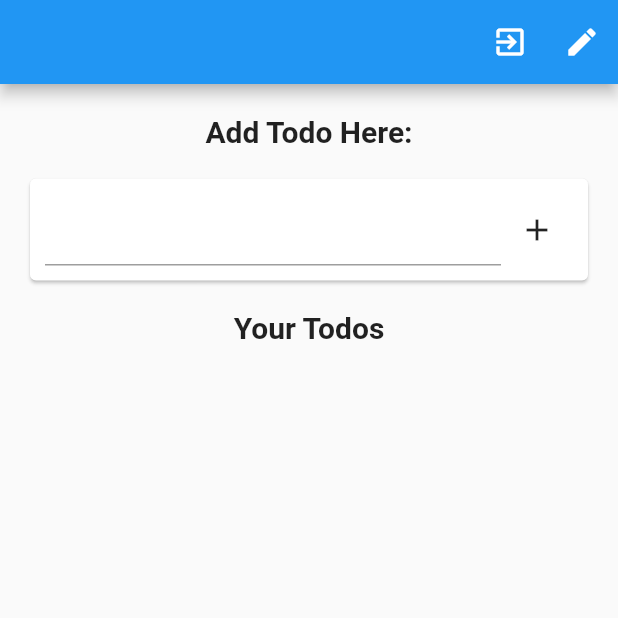
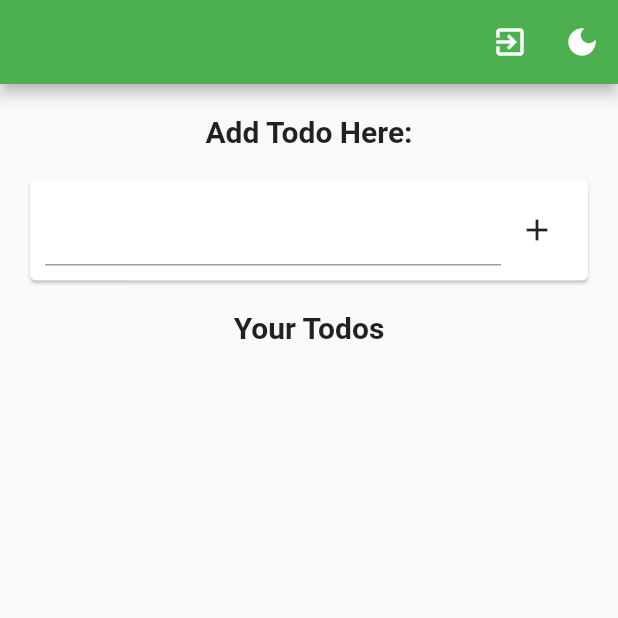
Before and after one commit to piyushn28/GetX-firebase-curd-example-with-auth, a Flutter app: the screen it shows once a user with an empty profile is signed in, on a phone screen of 412 x 824 dp, the top half of it. Run offline on Flutter 3.47's test engine with Material 2 defaults, Android fonts, the phone set to English and light mode, and no system bars; our stand-ins replace cloud_firestore, firebase_auth, firebase_core, firebase_messaging, get, get_storage and 1 more; accounts and stored records are empty.

Commit message:
Dynmaic theme added with get storage

```diff
--- a/lib/constants/firebase.dart
+++ b/lib/constants/firebase.dart
@@ -7,7 +7,6 @@ import '../controllers/auth_controller.dart';
 import 'package:google_sign_in/google_sign_in.dart';
 
 AuthController authController = AuthController.instance;
-UserController userController = UserController.instance;
 
 final Future<FirebaseApp> initialization = Firebase.initializeApp();
 FirebaseFirestore firebaseFirestore = FirebaseFirestore.instance;
--- /dev/null
+++ b/lib/constants/theme.dart
@@ -0,0 +1,25 @@
+import 'package:flutter/material.dart';
+
+class Themes {
+  static final light = ThemeData.light().copyWith(
+    backgroundColor: Colors.white,
+    primaryColor: Colors.green,
+    appBarTheme: const AppBarTheme(backgroundColor: Colors.green),
+    buttonTheme: const ButtonThemeData(
+      buttonColor: Colors.green,
+    ),
+    elevatedButtonTheme: ElevatedButtonThemeData(
+        style: ButtonStyle(
+            backgroundColor: MaterialStateProperty.all(Colors.green))),
+  );
+  static final dark = ThemeData.dark().copyWith(
+    backgroundColor: Colors.black,
+    appBarTheme: const AppBarTheme(backgroundColor: Colors.red),
+    buttonTheme: const ButtonThemeData(
+      buttonColor: Colors.red,
+    ),
+    elevatedButtonTheme: ElevatedButtonThemeData(
+        style: ButtonStyle(
+            backgroundColor: MaterialStateProperty.all(Colors.red))),
+  );
+}
--- a/lib/controllers/auth_controller.dart
+++ b/lib/controllers/auth_controller.dart
@@ -30,8 +30,8 @@ class AuthController extends GetxController {
     firebaseUser.bindStream(auth.userChanges());
     ever(firebaseUser, _setInitialScreen);
 
-    googleSignInAccount.bindStream(googleSign.onCurrentUserChanged);
-    ever(googleSignInAccount, _setInitialScreenGoogle);
+    //googleSignInAccount.bindStream(googleSign.onCurrentUserChanged);
+    //ever(googleSignInAccount, _setInitialScreenGoogle);
   }
 
   _setInitialScreen(User? user) {
@@ -83,6 +83,7 @@ class AuthController extends GetxController {
           Get.find<UserController>().user = _user;
           //Get.back();
         }
+
       }
     } catch (e) {
       Get.snackbar(
--- a/lib/controllers/user_controller.dart
+++ b/lib/controllers/user_controller.dart
@@ -2,7 +2,6 @@ import 'package:flutter_application_1/models/user.dart';
 import 'package:get/get.dart';
 
 class UserController extends GetxController {
-  static UserController instance = Get.find();
   Rx<UserModel?> _userModel = UserModel().obs;
 
   UserModel get user => _userModel.value!;
--- a/lib/main.dart
+++ b/lib/main.dart
@@ -1,14 +1,18 @@
 import 'package:flutter/material.dart';
 import 'package:flutter_application_1/controllers/todo_controller.dart';
 import 'package:flutter_application_1/controllers/user_controller.dart';
+import 'package:flutter_application_1/services/theme_service.dart';
 import 'package:flutter_application_1/shared/loading_widget.dart';
 import 'package:get/get.dart';
 import 'constants/firebase.dart';
+import 'constants/theme.dart';
 import 'controllers/auth_controller.dart';
 import 'package:async/async.dart';
+import 'package:get_storage/get_storage.dart';
 
 Future<void> main() async {
   WidgetsFlutterBinding.ensureInitialized();
+  await GetStorage.init();
   await initialization.then((value) {
     Get.put(AuthController());
     Get.put<UserController>(UserController());
@@ -20,12 +24,12 @@ class MyApp extends StatelessWidget {
   // This widget is the root of your application.
   @override
   Widget build(BuildContext context) {
-    return GetMaterialApp(
-      title: 'Flutter Demo',
-      theme: ThemeData(
-        primarySwatch: Colors.blue,
-      ),
+   return GetMaterialApp(
       home: Splash(),
+      debugShowCheckedModeBanner: false,
+     theme: Themes.light,
+     darkTheme: Themes.dark,
+     themeMode: ThemeService().theme,
     );
   }
 }
--- a/lib/pages/home_page/home_page.dart
+++ b/lib/pages/home_page/home_page.dart
@@ -16,7 +16,7 @@ class HomePage extends GetWidget<AuthController> {
   Widget build(BuildContext context) {
     return Scaffold(
       appBar: AppBar(
-        title: Obx(() => Text('${controller.user?.displayName}')),
+        title: Obx(() =>Text('${controller.user?.displayName ?? ''}') ),
         centerTitle: true,
         actions: [
           IconButton(
@@ -26,15 +26,16 @@ class HomePage extends GetWidget<AuthController> {
             },
           ),
           IconButton(
-            icon: Icon(Icons.edit),
-            onPressed: () {
-              if (Get.isDarkMode) {
-                Get.changeTheme(ThemeData.light());
-              } else {
-                Get.changeTheme(ThemeData.dark());
-              }
-            },
-          )
+              icon: Icon(
+                Icons.dark_mode ,
+              ),
+              onPressed: () {
+                if (Get.isDarkMode) {
+                  Get.changeThemeMode(ThemeMode.light);
+                } else {
+                  Get.changeThemeMode(ThemeMode.dark);
+                }
+              })
         ],
       ),
       body: Column(
@@ -100,7 +101,7 @@ class HomePage extends GetWidget<AuthController> {
                     itemCount: todoController.todos.length,
                     itemBuilder: (_, index) {
                       return TodoCard(
-                          uid: controller.user?.uid,
+                          uid: controller.user?.uid ?? '',
                           todo: todoController.todos[index]);
                     },
                   ),
--- /dev/null
+++ b/lib/services/theme_service.dart
@@ -0,0 +1,23 @@
+import 'package:flutter/material.dart';
+import 'package:get_storage/get_storage.dart';
+import 'package:get/get.dart';
+
+class ThemeService {
+  final _box = GetStorage();
+  final _key = 'isDarkMode';
+
+  /// Get isDarkMode info from local storage and return ThemeMode
+  ThemeMode get theme => _loadThemeFromBox() ? ThemeMode.dark : ThemeMode.light;
+
+  /// Load isDArkMode from local storage and if it's empty, returns false (that means default theme is light)
+  bool _loadThemeFromBox() => _box.read(_key) ?? false;
+
+  /// Save isDarkMode to local storage
+  _saveThemeToBox(bool isDarkMode) => _box.write(_key, isDarkMode);
+
+  /// Switch theme and save to local storage
+  void switchTheme() {
+    Get.changeThemeMode(_loadThemeFromBox() ? ThemeMode.light : ThemeMode.dark);
+    _saveThemeToBox(!_loadThemeFromBox());
+  }
+}
--- a/pubspec.yaml
+++ b/pubspec.yaml
@@ -30,6 +30,7 @@ dependencies:
   cloud_firestore: ^3.1.7
   cupertino_icons: ^1.0.2
   firebase_messaging: ^11.2.6
+
   flutter:
     sdk: flutter
 
@@ -41,6 +42,7 @@ dev_dependencies:
     sdk: flutter
   get: ^4.6.1
   google_sign_in: ^5.2.3
+  get_storage: ^2.0.3
 
 # For information on the generic Dart part of this file, see the
 # following page: https://dart.dev/tools/pub/pubspec
```
Also changed, not shown: lib/constants/todo_card.dart (+59 -19 lines), lib/controllers/todo_controller.dart (+7 -3 lines), lib/services/database.dart (+48 -15 lines), pubspec.lock.
